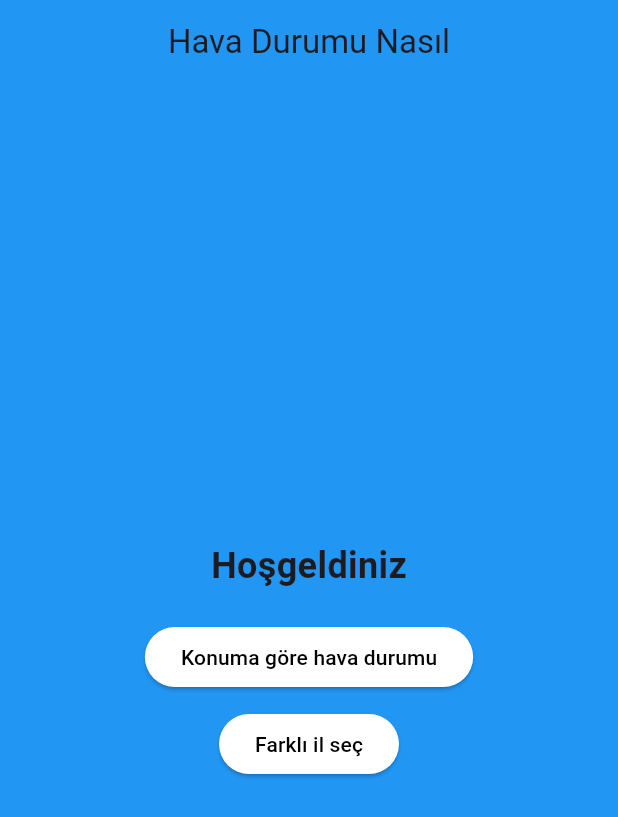
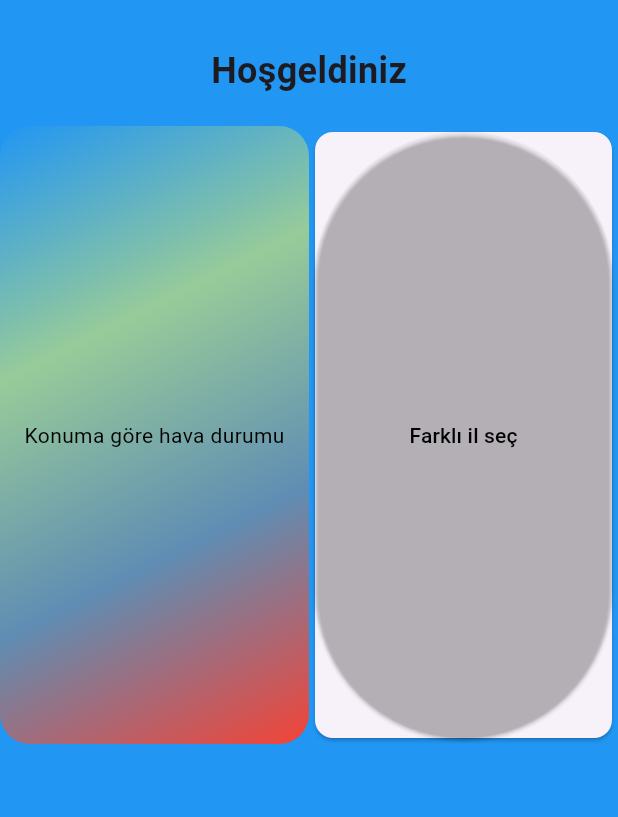
Before and after one commit to yusufgokhankuyu/Weather_App_Flutter, a Flutter app: the screen it shows after launch, on a phone screen of 412 x 824 dp. Shown: the top 817 px of the screen. Run offline on Flutter 3.47's test engine with Material 3 defaults, Android fonts, the phone set to English and light mode, and no system bars; our stand-ins replace animated_splash_screen, geocoding, geolocator, lottie.

Commit message:
Location Screend design changed

```diff
--- a/lib/screens/location.dart
+++ b/lib/screens/location.dart
@@ -18,48 +18,72 @@ class _LocationPageState extends State<LocationPage> {
   @override
   Widget build(BuildContext context) {
     return Scaffold(
-      appBar: AppBar(
-        title: Text("Hava Durumu Nasıl"),
-        centerTitle: true,
-        backgroundColor: Colors.blue,
-      ),
-      body: Center(
-        child: Container(
+      // appBar: AppBar(
+      //   title: Text("Hava Durumu Nasıl"),
+      //   centerTitle: true,
+      //   backgroundColor: Colors.blue,
+      // ),
+      body: Container(
         width: MediaQuery.of(context).size.width,
         color: Colors.blue,
         child: Column(
-            mainAxisAlignment: MainAxisAlignment.center,
+          mainAxisAlignment: MainAxisAlignment.start,
           children: [
+            SizedBox(
+              height: 30,
+            ),
             Text(
               "Hoşgeldiniz",
               style: TextStyle(fontSize: 24, fontWeight: FontWeight.bold),
             ),
             SizedBox(height: 20),
-              ElevatedButton(
-                onPressed: () {
-                  getLocation();
-                },
-                child: Text(
+            Row(
+              children: [
+                Container(
+                  alignment: Alignment.center,
+                  decoration: BoxDecoration(
+                    borderRadius: BorderRadius.circular(20),
+                    gradient: const LinearGradient(
+                      colors: [
+                        Colors.blue,
+                        Color.fromARGB(255, 152, 203, 153),
+                        Color.fromARGB(255, 95, 141, 179),
+                        Colors.red
+                      ], // Gradient renkleri
+                      begin: Alignment.topLeft, // Başlangıç noktası
+                      end: Alignment.bottomRight, // Bitiş noktası
+                    ),
+                  ),
+                  height: MediaQuery.of(context).size.height / 2,
+                  width: MediaQuery.of(context).size.width / 2,
+                  child: const Text(
                     "Konuma göre hava durumu",
                     style: TextStyle(color: Colors.black),
                   ),
-                style: ElevatedButton.styleFrom(primary: Colors.white),
                 ),
-              SizedBox(height: 10),
-              ElevatedButton(
+                Container(
+                  height: MediaQuery.of(context).size.height / 2,
+                  width: MediaQuery.of(context).size.width / 2,
+                  child: Card(
+                    child: ElevatedButton(
                       onPressed: () {
                         // "Başka il seç" butonuna tıklandığında yapılacak işlemler
                         Navigator.push(
                           context,
-                    MaterialPageRoute(builder: (context) => WelcomePage()),
+                          MaterialPageRoute(
+                              builder: (context) => WelcomePage()),
                         );
                       },
                       child: Text("Farklı il seç",
                           style: TextStyle(color: Colors.black)),
-                style: ElevatedButton.styleFrom(primary: Colors.white),
+                      style: ElevatedButton.styleFrom(
+                          backgroundColor: Colors.transparent),
+                    ),
+                  ),
                 ),
               ],
             ),
+          ],
         ),
       ),
     );
```
Lines whose indentation alone changed are shown as unchanged.
